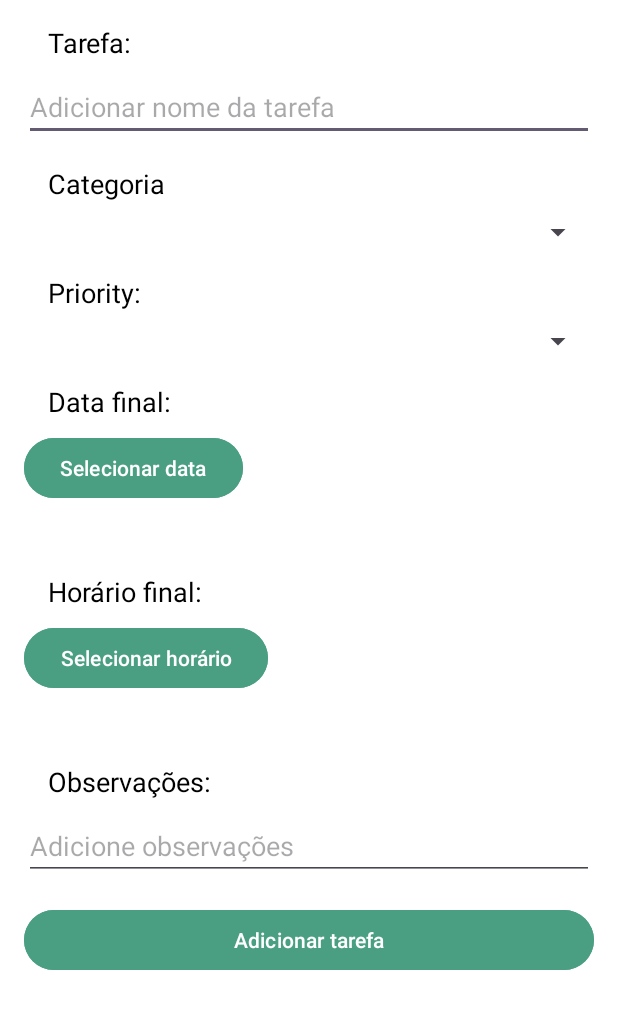
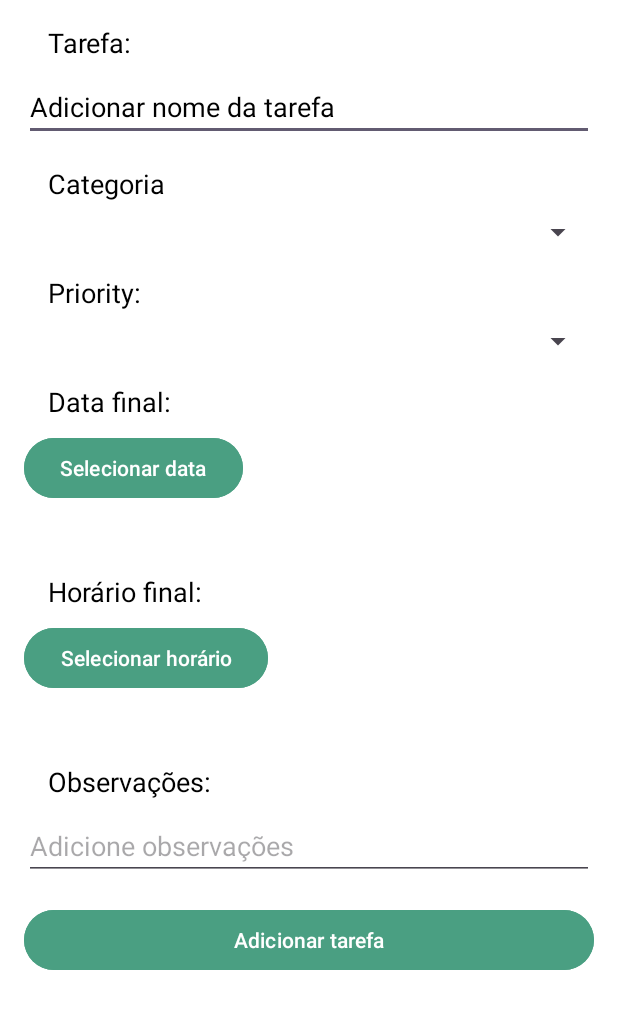
Before and after one commit to DevGabrielC1/IARTS---projeto, an Android app: the layout activity_tela_tarefas.xml on its own in the app's theme, with its tools: preview values and no code run, on a phone screen of 412 x 824 dp. Shown: the top 1009 px of the screen. Run offline under Robolectric (Android 15) with nearby library versions, the phone set to English and light mode, and no system bars; Roboto replaces fonts that are not available here.

Commit message:
Fix: Atualizacoes

```diff
--- a/app/src/main/java/com/example/projetotarefas/AddNotaActivity.java
+++ b/app/src/main/java/com/example/projetotarefas/AddNotaActivity.java
@@ -150,7 +150,7 @@ public class AddNotaActivity extends AppCompatActivity {
             return;
         }
 
-        Toast.makeText(this, "Tarefa adicionada com sucesso", Toast.LENGTH_SHORT).show();
+        Toast.makeText(this, "Tarefa adicionada", Toast.LENGTH_SHORT).show();
 
         // Agenda o alarme com notificação
         Calendar alarmCalendar = Calendar.getInstance();
--- a/app/src/main/java/com/example/projetotarefas/MainActivity.java
+++ b/app/src/main/java/com/example/projetotarefas/MainActivity.java
@@ -78,7 +78,7 @@ public class MainActivity extends AppCompatActivity {
 
                 markTaskAsComplete(position);
                 taskData.remove(position);
-                Toast.makeText(MainActivity.this, "Task Deleted", Toast.LENGTH_SHORT).show();
+                Toast.makeText(MainActivity.this, "Nota Excluída", Toast.LENGTH_SHORT).show();
                 adapter.notifyItemRemoved(position);
             }
 
@@ -87,7 +87,7 @@ public class MainActivity extends AppCompatActivity {
 
                 markTaskAsComplete(position);
                 taskData.remove(position);
-                Toast.makeText(MainActivity.this, "Task Completed", Toast.LENGTH_SHORT).show();
+                Toast.makeText(MainActivity.this, "Nota Concluída", Toast.LENGTH_SHORT).show();
                 adapter.notifyItemRemoved(position);
             }
         });
--- a/app/src/main/res/layout/activity_tela_tarefas.xml
+++ b/app/src/main/res/layout/activity_tela_tarefas.xml
@@ -23,7 +23,11 @@
         android:layout_height="wrap_content"
         android:layout_below="@id/text_view_task"
         android:layout_marginTop="8dp"
-        android:hint="Adicionar nome da tarefa" />
+        android:hint="Adicionar nome da tarefa"
+        android:textColor="#D0D0D0"
+        android:textColorHighlight="@color/black"
+        android:textColorHint="@color/black"
+        android:textColorLink="@color/black" />
 
     <TextView
         android:id="@+id/text_view_category"
@@ -52,9 +56,9 @@
         android:layout_marginStart="16dp"
         android:layout_marginTop="16dp"
         android:text="Priority:"
-        android:textSize="18sp"
         android:textColor="@color/black"
-        />
+        android:textColorLink="#090909"
+        android:textSize="18sp" />
 
     <Spinner
         android:id="@+id/priority_spinner"
@@ -84,7 +88,8 @@
 
         android:backgroundTint="#4A9F82"
         android:text="Selecionar data"
-        android:textColor="@color/white" />
+        android:textColor="@color/white"
+        android:textColorLink="@color/black" />
 
     <TextView
         android:id="@+id/selected_date_text_view"
@@ -115,7 +120,8 @@
         android:layout_marginTop="8dp"
         android:backgroundTint="#4A9F82"
         android:text="Selecionar horário"
-        android:textColor="@color/white" />
+        android:textColor="@color/white"
+        android:textColorLink="@color/black" />
 
     <TextView
         android:id="@+id/selected_time_text_view"
```
Also changed, not shown: app/src/main/java/com/example/projetotarefas/EditarNotas.java (+16 -1 lines), app/src/main/res/drawable/shape.xml (+5 -12 lines).
